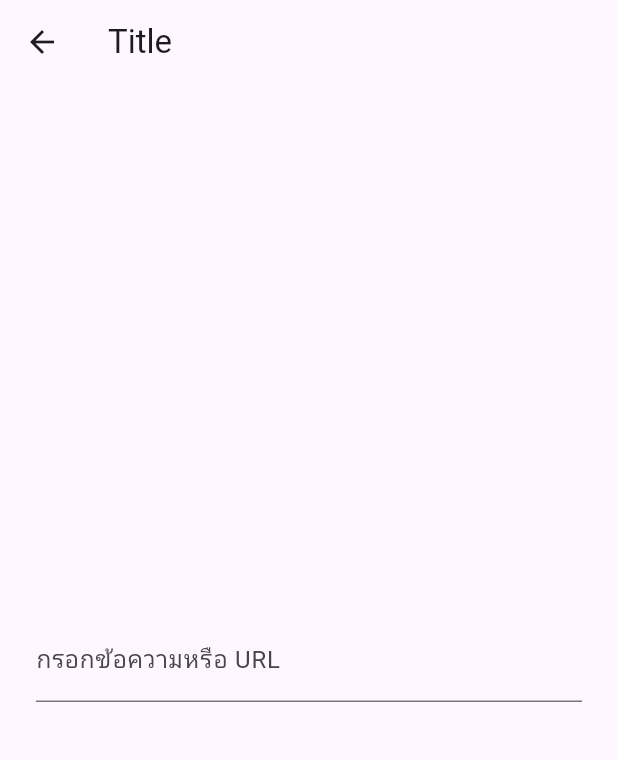
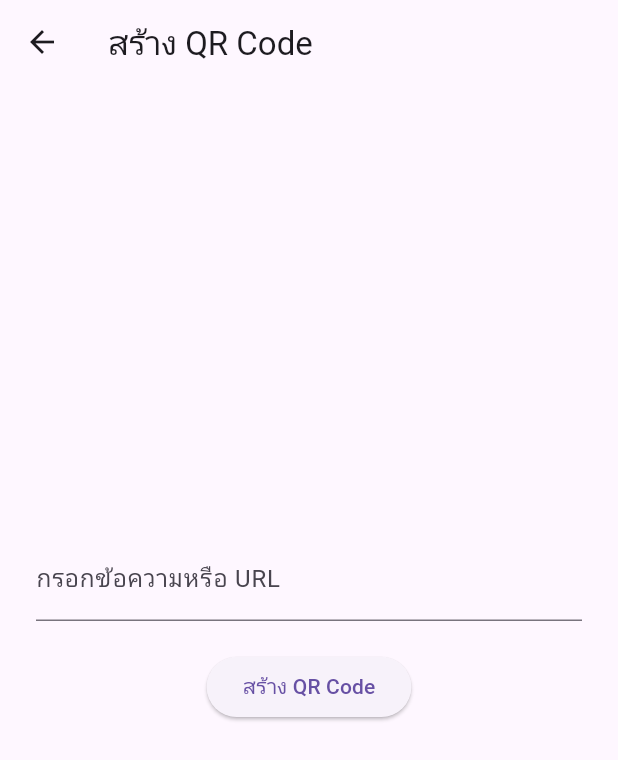
Before and after one commit to princesuke/cc-qr-app1, a Flutter app: the GenQrPage screen opened by its route, on a phone screen of 412 x 824 dp. Shown: the top 760 px of the screen. Run offline on Flutter 3.47's test engine with Material 3 defaults, Android fonts, the phone set to English and light mode, and no system bars; our stand-ins replace qr_flutter; missing offline and left inert: mobile_scanner.

Commit message:
feat: add gen qr

```diff
--- a/lib/screens/gen_qr_page.dart
+++ b/lib/screens/gen_qr_page.dart
@@ -10,11 +10,12 @@ class GenQrPage extends StatefulWidget {
 
 class _GenQrPageState extends State<GenQrPage> {
   final _controller = TextEditingController();
+  String? _qrData;
 
   @override
   Widget build(BuildContext context) {
     return Scaffold(
-      appBar: AppBar(title: const Text('Title')),
+      appBar: AppBar(title: const Text('สร้าง QR Code')),
       body: Padding(
         padding: EdgeInsets.all(24),
         child: Column(
@@ -26,6 +27,21 @@ class _GenQrPageState extends State<GenQrPage> {
                 labelText: 'กรอกข้อความหรือ URL',
               ),
             ),
+            const SizedBox(height: 20),
+            ElevatedButton(
+              onPressed: () {
+                setState(() {
+                  _qrData =
+                      _controller.text.trim().isEmpty
+                          ? null
+                          : _controller.text.trim();
+                });
+              },
+              child: const Text('สร้าง QR Code'),
+            ),
+            const SizedBox(height: 40),
+            if (_qrData != null)
+              QrImageView(data: _qrData!, version: QrVersions.auto, size: 150),
           ],
         ),
       ),
```
